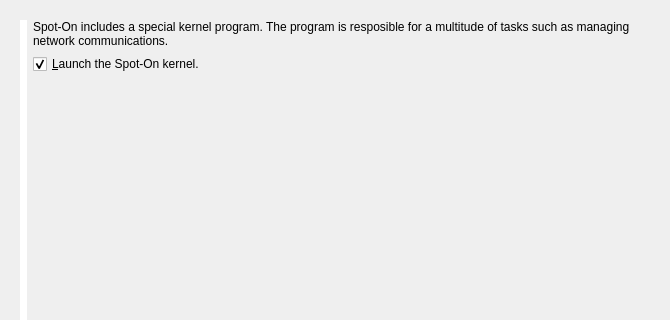
Before: the Qt Designer form branches/trunk/UI/spot-on-wizard.ui in textbrowser/spot-on, drawn with Qt 5; both pictures show x 0 to 670 and y 0 to 320 of the 670 by 500 pixel window.
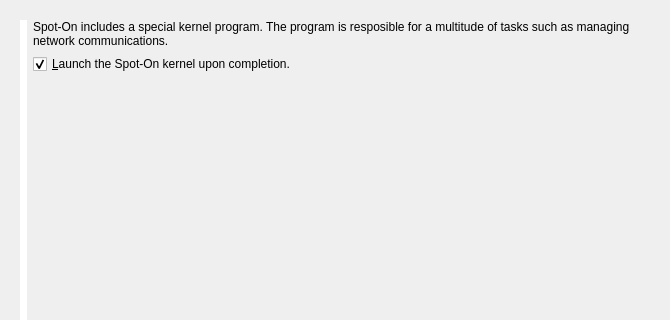
After: the same form once the commit is applied. The open tabs and pages were chosen to show the change. Icons and pictures are not drawn.

Commit message: Round labels.

Patch:
```diff
--- a/branches/trunk/UI/spot-on-wizard.ui
+++ b/branches/trunk/UI/spot-on-wizard.ui
@@ -273,7 +273,7 @@
          <item>
           <widget class="QCheckBox" name="launch_kernel">
            <property name="text">
-            <string>&amp;Launch the Spot-On kernel.</string>
+            <string>&amp;Launch the Spot-On kernel upon completion.</string>
            </property>
            <property name="checked">
             <bool>true</bool>
```
Left out of the diff: 18 changed lines with no effect on the pictures.
